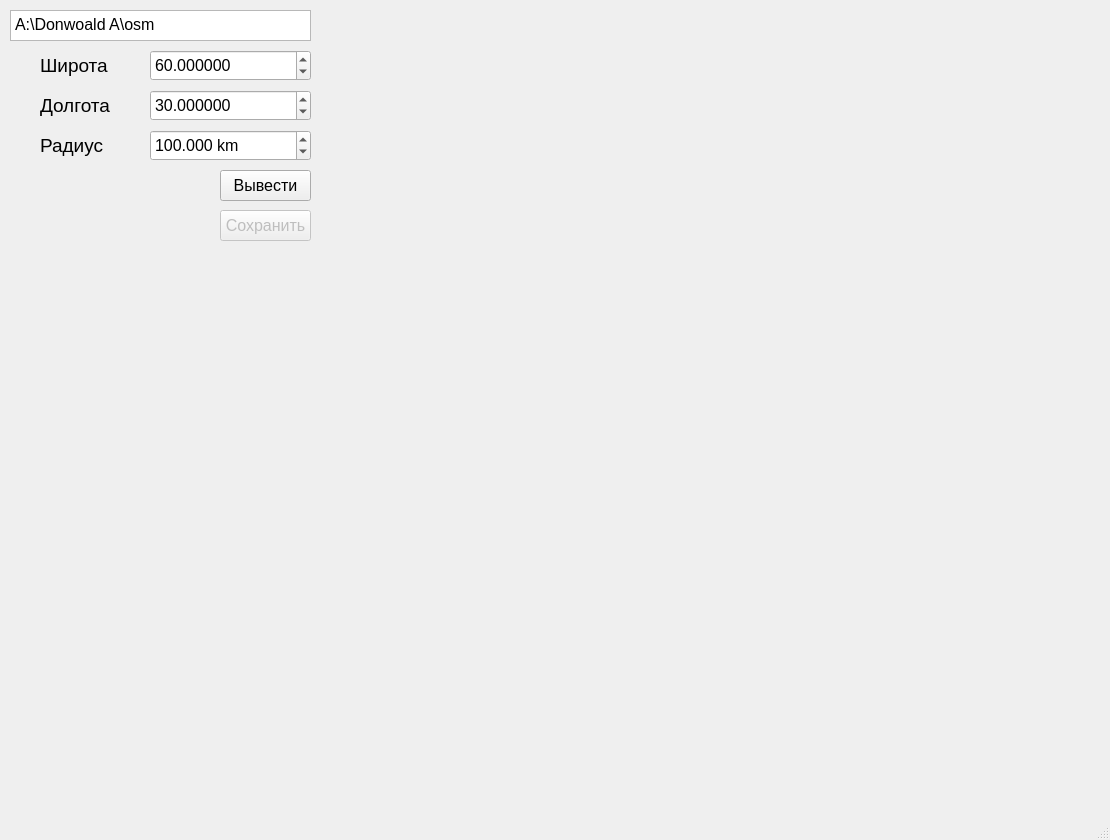
First picture: the form in mainwindow.ui, repository L0BERY/world_map, before the edit.
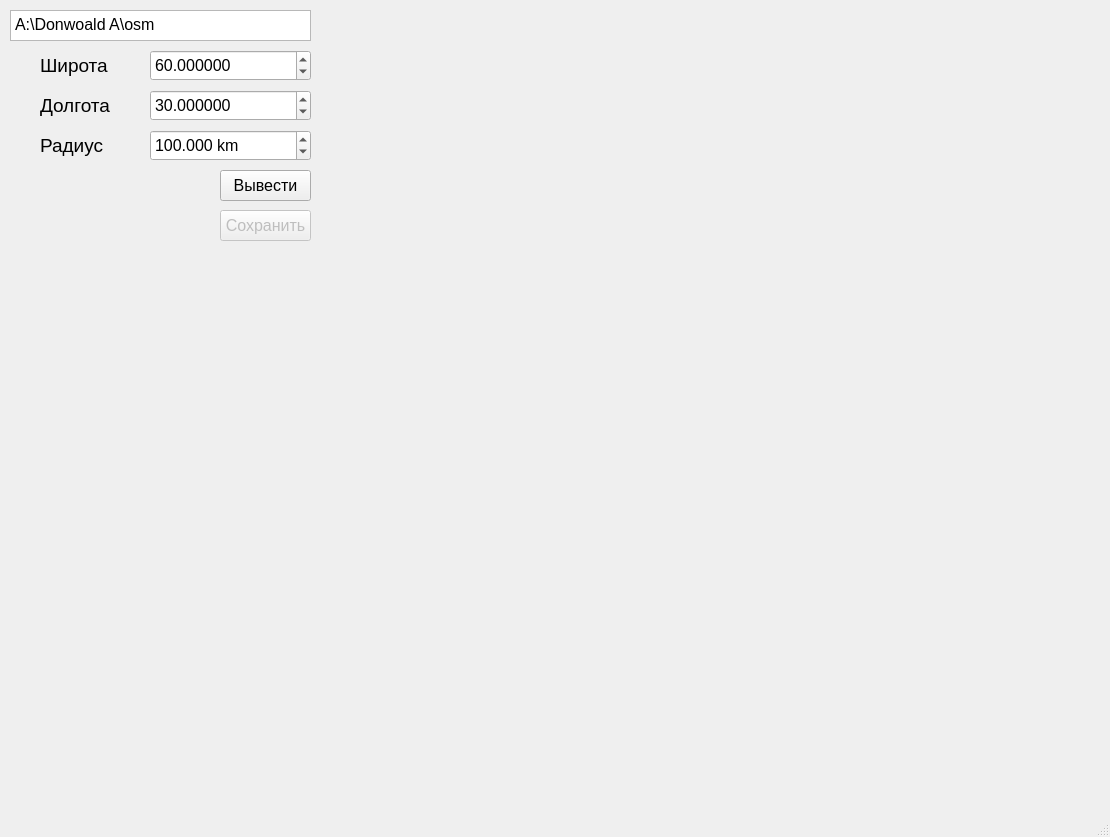
Second picture: the form after the edit.

```diff
--- a/mainwindow.ui
+++ b/mainwindow.ui
@@ -7,7 +7,7 @@
     <x>0</x>
     <y>0</y>
     <width>1110</width>
-    <height>840</height>
+    <height>837</height>
    </rect>
   </property>
   <property name="windowTitle">
```
